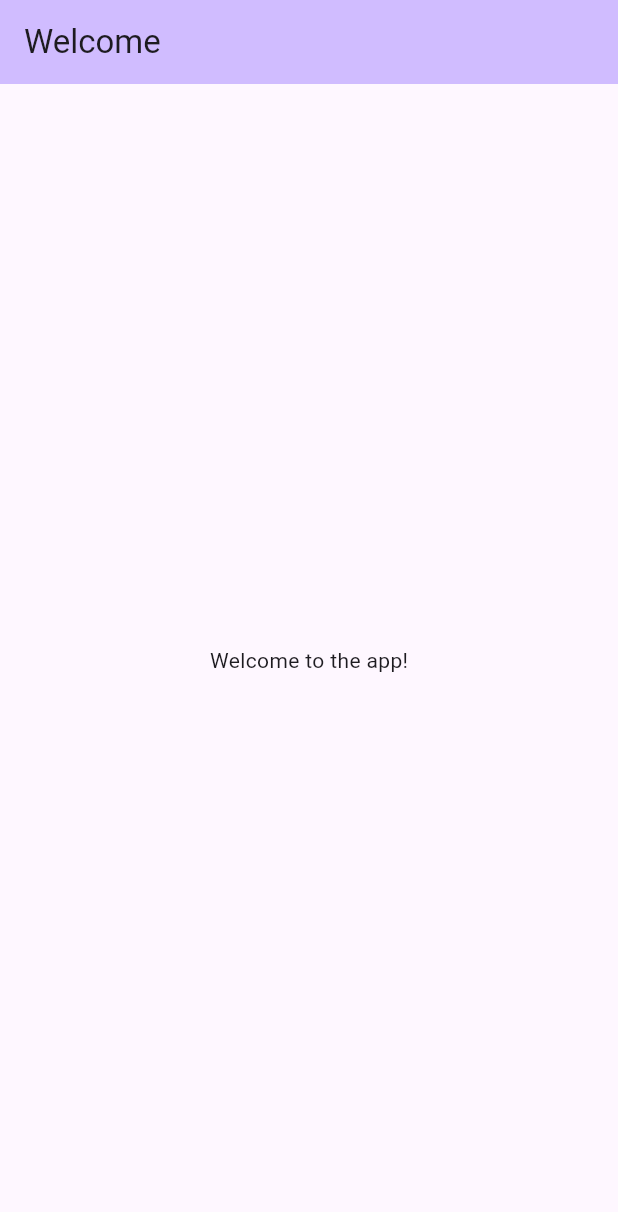
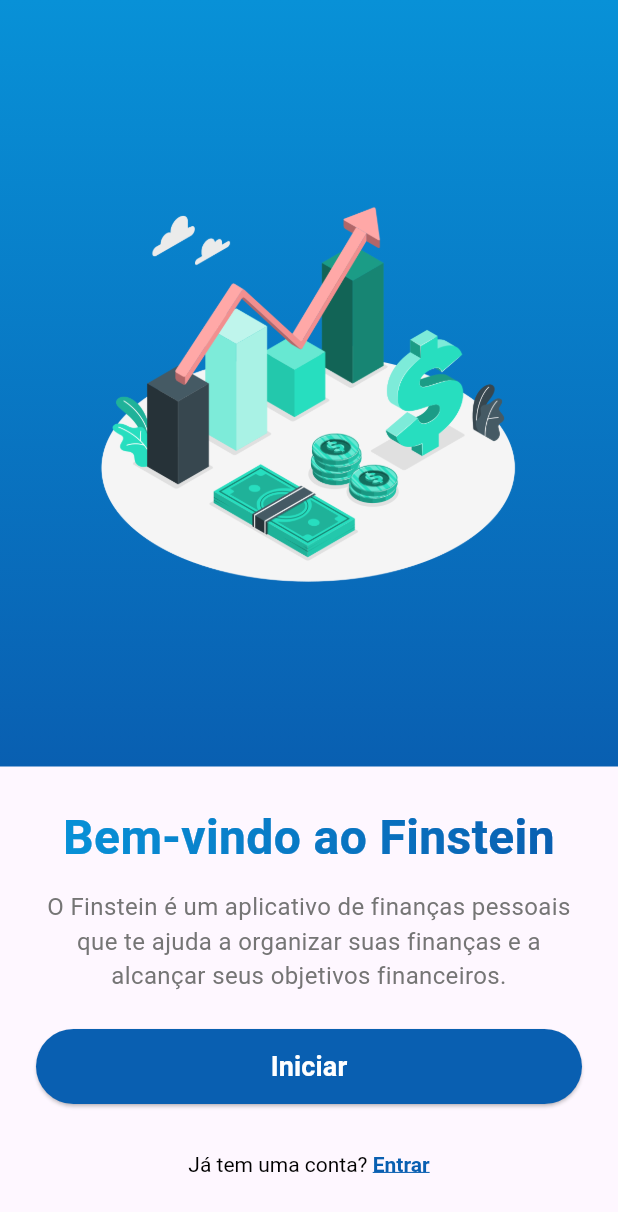
Before and after one commit to EmanuelBacalhau/flutter_finance, a Flutter app: the screen it shows after launch, on a phone screen of 412 x 824 dp. Shown: the top 1212 px of the screen. Run offline on Flutter 3.47's test engine with Material 3 defaults, Android fonts, the phone set to English and light mode, and no system bars; our stand-ins replace animate_do.

Commit message:
feat: add welcome page

```diff
--- a/lib/constants/app_color.dart
+++ b/lib/constants/app_color.dart
@@ -6,8 +6,8 @@ class AppColor {
   static const darkBlue = 0xFF095FB1;
 
   static const LinearGradient gradientBlue = LinearGradient(
-    begin: Alignment.topLeft,
-    end: Alignment.bottomRight,
+    begin: Alignment.topCenter,
+    end: Alignment.bottomCenter,
     colors: [
       Color(lightBlue),
       Color(mediumBlue),
--- a/lib/constants/app_image.dart
+++ b/lib/constants/app_image.dart
@@ -1,3 +1,6 @@
 class AppImage {
   static const String logo = 'assets/images/finstein_logo.png';
+  static const String backgroundWelcome =
+      'assets/images/background_welcome.png';
+  static const String brazucaBrowsing = 'assets/images/brazuca_browsing.png';
 }
--- /dev/null
+++ b/lib/features/sign-in/page.dart
@@ -0,0 +1,10 @@
+import 'package:flutter/material.dart';
+
+class SignInPage extends StatelessWidget {
+  const SignInPage({super.key});
+
+  @override
+  Widget build(BuildContext context) {
+    return Container();
+  }
+}
--- /dev/null
+++ b/lib/features/sign-up/page.dart
@@ -0,0 +1,10 @@
+import 'package:flutter/material.dart';
+
+class SignUpPage extends StatelessWidget {
+  const SignUpPage({super.key});
+
+  @override
+  Widget build(BuildContext context) {
+    return Container();
+  }
+}
--- a/lib/features/welcome/page.dart
+++ b/lib/features/welcome/page.dart
@@ -1,24 +1,132 @@
 import 'package:flutter/material.dart';
+import 'package:flutter_finance/constants/app_color.dart';
+import 'package:flutter_finance/constants/app_image.dart';
+import 'package:flutter_finance/features/sign-in/page.dart';
+import 'package:flutter_finance/features/sign-up/page.dart';
 
 class WelcomePage extends StatelessWidget {
   const WelcomePage({super.key});
 
   @override
   Widget build(BuildContext context) {
+    final screenHeight = MediaQuery.of(context).size.height;
+    final screenWidth = MediaQuery.of(context).size.width;
+
+    void _navigateToSignInPage() {
+      Navigator.push(
+        context,
+        MaterialPageRoute(builder: (context) => const SignInPage()),
+      );
+    }
+
+    void _navigateToSignUpPage() {
+      Navigator.push(
+        context,
+        MaterialPageRoute(builder: (context) => const SignUpPage()),
+      );
+    }
+
     return Scaffold(
-      appBar: AppBar(
-        backgroundColor: Theme.of(context).colorScheme.inversePrimary,
-        title: const Text('Welcome'),
-      ),
-      body: Center(
-        child: Column(
-          mainAxisAlignment: MainAxisAlignment.center,
-          children: const <Widget>[
-            Text(
-              'Welcome to the app!',
+      body: Column(
+        children: [
+          Expanded(
+            flex: 2,
+            child: Container(
+              width: double.infinity,
+              decoration: const BoxDecoration(
+                gradient: LinearGradient(
+                  begin: Alignment.topCenter,
+                  end: Alignment.bottomCenter,
+                  colors: [Color(AppColor.lightBlue), Color(AppColor.darkBlue)],
+                ),
+              ),
+              child: Center(
+                child: Image.asset(
+                  AppImage.brazucaBrowsing,
+                  width: screenWidth * 0.9,
+                  height: screenHeight * 0.4,
+                ),
+              ),
             ),
-          ],
-        ),
+          ),
+          Container(
+            padding: const EdgeInsets.all(24),
+            child: Column(
+              children: [
+                ShaderMask(
+                  shaderCallback: (bounds) => const LinearGradient(
+                    colors: [
+                      Color(AppColor.lightBlue),
+                      Color(AppColor.darkBlue)
+                    ],
+                  ).createShader(bounds),
+                  child: const Text(
+                    'Bem-vindo ao Finstein',
+                    style: TextStyle(
+                      fontSize: 32,
+                      fontWeight: FontWeight.bold,
+                      color: Colors.white,
+                    ),
+                    textAlign: TextAlign.center,
+                  ),
+                ),
+                const SizedBox(height: 12),
+                Text(
+                  'O Finstein é um aplicativo de finanças pessoais que te ajuda a organizar suas finanças e a alcançar seus objetivos financeiros.',
+                  style: TextStyle(
+                    fontSize: 16,
+                    color: Colors.grey[600],
+                  ),
+                  textAlign: TextAlign.center,
+                ),
+                const SizedBox(height: 24),
+                ElevatedButton(
+                  onPressed: _navigateToSignUpPage,
+                  style: ElevatedButton.styleFrom(
+                    minimumSize: Size(screenWidth * 0.9, 50),
+                    backgroundColor: const Color(AppColor.darkBlue),
+                    shape: RoundedRectangleBorder(
+                      borderRadius: BorderRadius.circular(25),
+                    ),
+                  ),
+                  child: const Text(
+                    'Iniciar',
+                    style: TextStyle(
+                      fontSize: 18,
+                      fontWeight: FontWeight.bold,
+                      color: Colors.white,
+                    ),
+                  ),
+                ),
+                const SizedBox(height: 16),
+                TextButton(
+                  style: TextButton.styleFrom(
+                    padding: EdgeInsets.zero,
+                  ),
+                  onPressed: _navigateToSignInPage,
+                  child: RichText(
+                    text: const TextSpan(
+                      children: [
+                        TextSpan(
+                          text: 'Já tem uma conta? ',
+                          style: TextStyle(color: Colors.black),
+                        ),
+                        TextSpan(
+                          text: 'Entrar',
+                          style: TextStyle(
+                            color: Color(AppColor.darkBlue),
+                            fontWeight: FontWeight.bold,
+                            decoration: TextDecoration.underline,
+                          ),
+                        ),
+                      ],
+                    ),
+                  ),
+                ),
+              ],
+            ),
+          ),
+        ],
       ),
     );
   }
--- a/pubspec.yaml
+++ b/pubspec.yaml
@@ -59,7 +59,7 @@ flutter:
 
   # To add assets to your application, add an assets section, like this:
   assets:
-    - assets/images/finstein_logo.png
+    - assets/images/
 
   # An image asset can refer to one or more resolution-specific "variants", see
   # https://flutter.dev/to/resolution-aware-images
```
Also changed, not shown: assets/images/brazuca_browsing.png (added).
